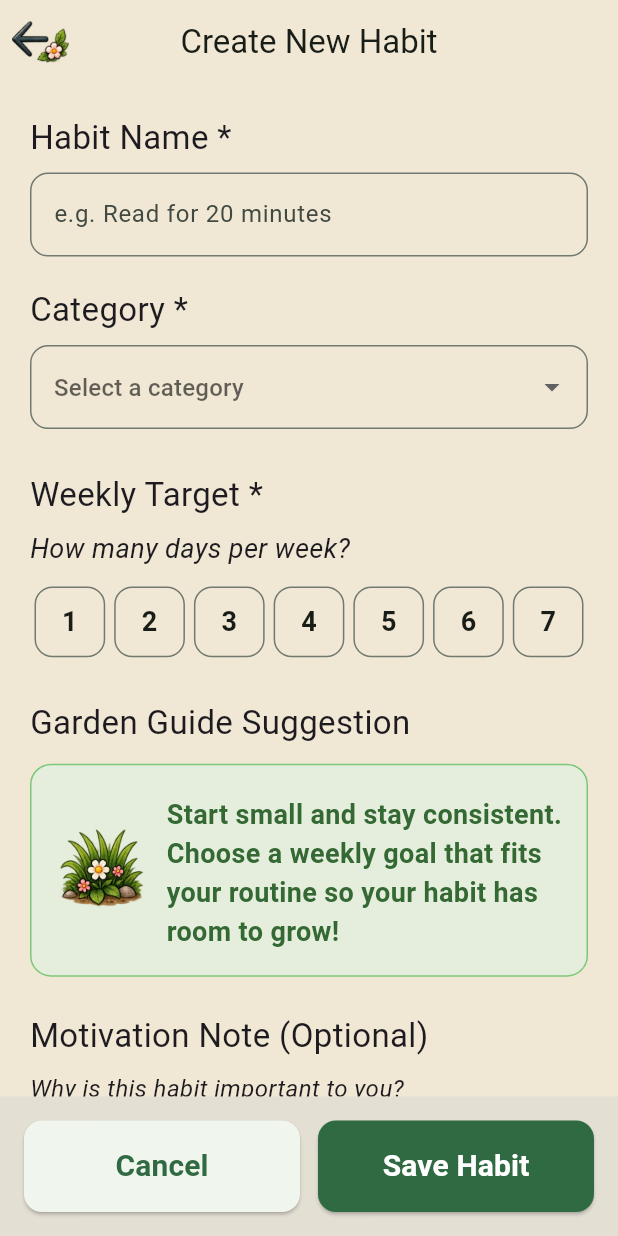
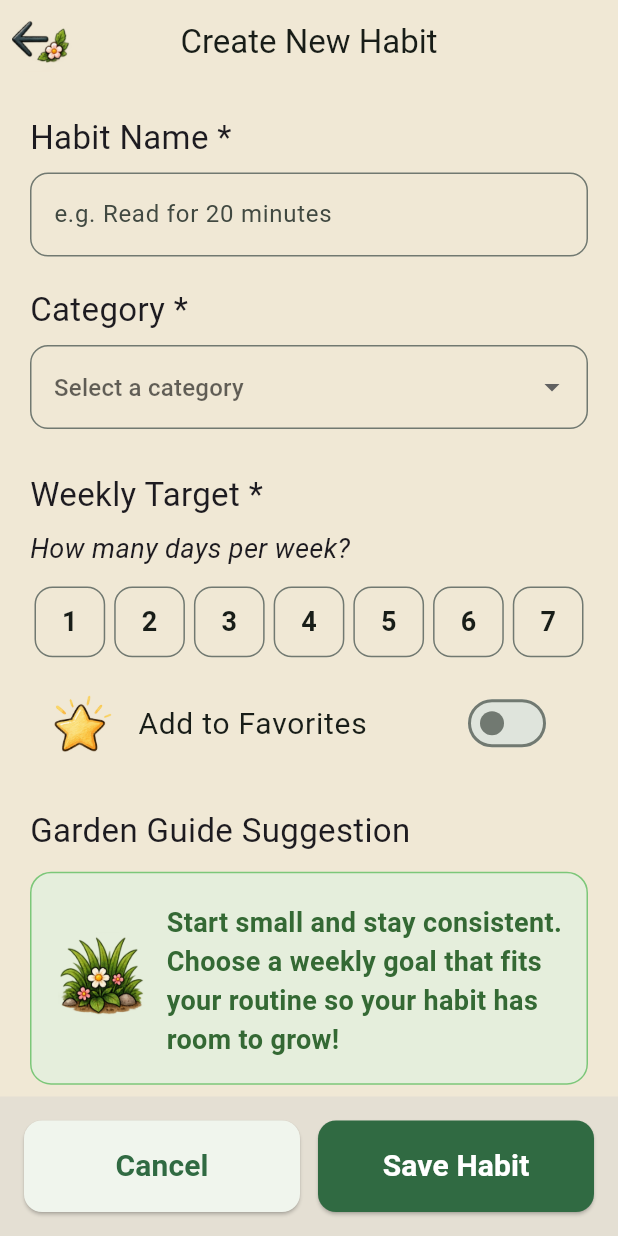
Before and after one commit to laprexious/habit-secret-garden-app, a Flutter app: the screen it shows after launch, after a tap on "Add Habit", on a phone screen of 412 x 824 dp. Run offline on Flutter 3.47's test engine with Material 3 defaults, Android fonts, the phone set to English and light mode, and no system bars; our stand-ins replace sqflite; accounts and stored records are empty.

Commit message:
Complete favorites feature

```diff
--- a/lib/Screens/create_habit.dart
+++ b/lib/Screens/create_habit.dart
@@ -14,6 +14,7 @@ class _CreateHabitScreenState extends State<CreateHabitScreen> {
   String? _customCategoryName;
   String? _selectedIcon;
   int? _weeklyTarget;
+  bool _isFavorite = false;
 
 final TextEditingController _habitNameController = TextEditingController();
 final TextEditingController _motivationController = TextEditingController();
@@ -73,6 +74,7 @@ final List<String> _habitIcons = [
         'weeklyTarget': weeklyTarget,
         'motivationNote':
             motivationNote.isEmpty ? null : motivationNote,
+        'isFavorite': _isFavorite ? 1 : 0,
       });
 
       if (!mounted) return;
@@ -331,6 +333,27 @@ final List<String> _habitIcons = [
                 );
               }),
             ),
+            //FAVORITE HABIT TOGGLE
+            const SizedBox(height: 16),
+
+            SwitchListTile(
+              title: const Text(
+                'Add to Favorites',
+                style: TextStyle(fontSize: 20),
+              ),
+              secondary: Image.asset(
+                'assets/images/favorite-star.png',
+                width: 40,
+                height: 40,
+              ),
+              value: _isFavorite,
+              activeColor: const Color(0xFF547653),
+              onChanged: (bool value) {
+                setState(() {
+                  _isFavorite = value;
+                });
+              },
+            ),
             // GARDEN GUIDE SUGGESTION
             const SizedBox(height: 28),
             const Text(
--- a/lib/database/habit_database.dart
+++ b/lib/database/habit_database.dart
@@ -21,7 +21,7 @@ class HabitDatabase {
 
     return await openDatabase(
       path,
-      version: 2,
+      version: 3,
       onConfigure: (db) async {
         await db.execute('PRAGMA foreign_keys = ON');
       },
@@ -30,10 +30,14 @@ class HabitDatabase {
         if (oldVersion < 2) {
           await _createCheckInsTable(db);
         }
+        if (oldVersion < 3) {
+          await db.execute(
+            'ALTER TABLE habits ADD COLUMN isFavorite INTEGER NOT NULL DEFAULT 0',
+          );
+        }
       },
     );
   }
-
   Future<void> _createDB(Database db, int version) async {
     await db.execute('''
       CREATE TABLE habits (
@@ -42,7 +46,8 @@ class HabitDatabase {
         category TEXT NOT NULL,
         iconPath TEXT NOT NULL,
         weeklyTarget INTEGER NOT NULL,
-        motivationNote TEXT
+        motivationNote TEXT,
+        isFavorite INTEGER NOT NULL DEFAULT 0
       )
     ''');
 
```
Also changed, not shown: lib/Screens/garden_homescreen.dart (+23 -2 lines).
